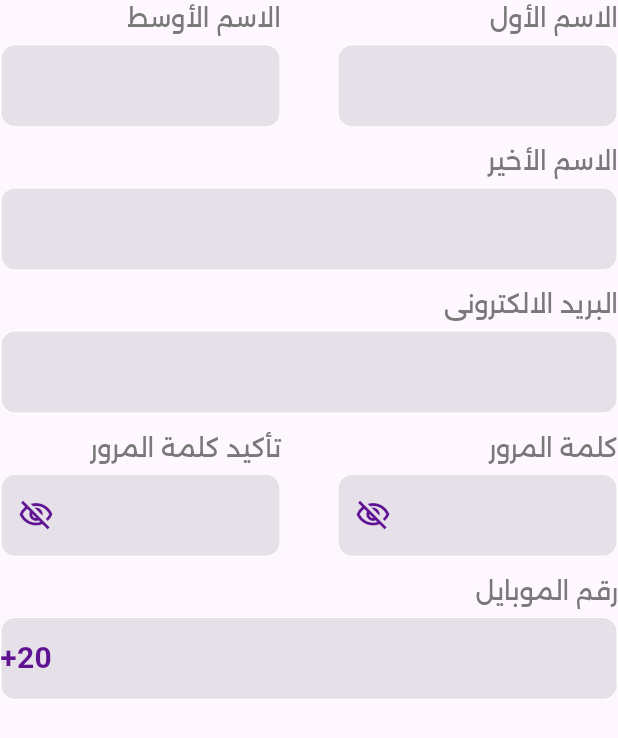
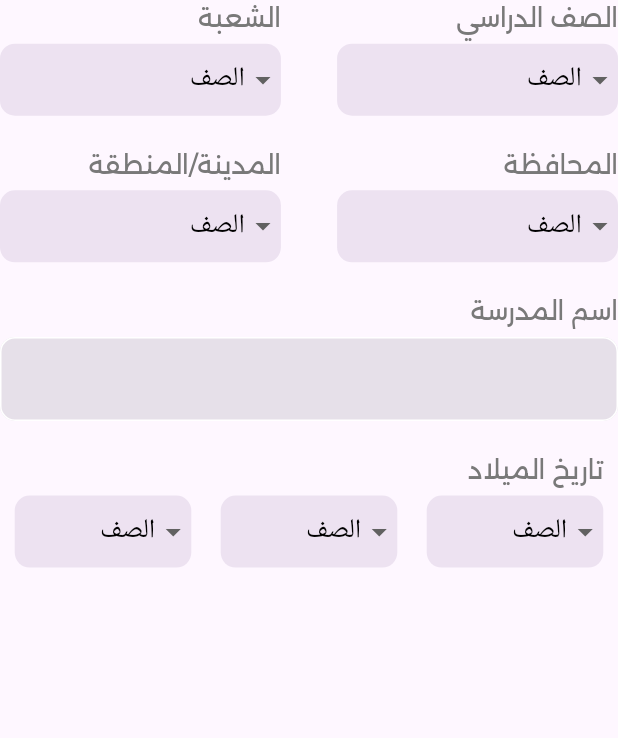
Before and after one commit to Mo-spac/education_app, a Flutter app: the CreateP2 widget shown alone on an empty page, opened directly, on a phone screen of 412 x 824 dp. Shown: the top 738 px of the screen. Run offline on Flutter 3.47's test engine with Material 3 defaults, Android fonts, the phone set to English and light mode, and no system bars; our stand-ins replace bloc, flutter_bloc.

Commit message:
create Drop Down Auth & refactore step2 in Create Account Page

```diff
--- a/lib/presenttion/screens/auth/create_account_page.dart
+++ b/lib/presenttion/screens/auth/create_account_page.dart
@@ -10,7 +10,7 @@ import 'package:flutter/material.dart';
 class CreateAccountPage extends StatelessWidget {
   CreateAccountPage({super.key});
 
-  List<Widget> createAccounttextFielde = [
+  List<Widget> createAccountTextFielde = [
     CreateP1(),
     CreateP2(),
     CreateP3(),
@@ -40,7 +40,7 @@ class CreateAccountPage extends StatelessWidget {
                 ),
               ),
               SizedBox(
-                height: MediaQuery.of(context).size.height / 80,
+                height: MediaQuery.of(context).size.height / 40,
               ),
               Text(
                 "انشاء حسابي الخاص",
@@ -51,7 +51,7 @@ class CreateAccountPage extends StatelessWidget {
                 ),
               ),
               SizedBox(
-                height: MediaQuery.of(context).size.height / 80,
+                height: MediaQuery.of(context).size.height / 40,
               ),
               Expanded(
                 child: PageView.builder(
@@ -59,7 +59,7 @@ class CreateAccountPage extends StatelessWidget {
                     child: Column(
                       children: [
                         SizedBox(
-                          height: MediaQuery.of(context).size.height / 80,
+                          height: MediaQuery.of(context).size.height / 40,
                         ),
                         Text(
                           "الخطوة ${index + 1}",
@@ -70,10 +70,9 @@ class CreateAccountPage extends StatelessWidget {
                           ),
                         ),
                         SizedBox(
-                          height: MediaQuery.of(context).size.height / 80,
+                          height: MediaQuery.of(context).size.height / 40,
                         ),
-                        ///////////////////////////
-                        createAccounttextFielde[index],
+                        createAccountTextFielde[index],
                         SizedBox(
                           height: MediaQuery.of(context).size.height / 40,
                         ),
--- a/lib/presenttion/widgets/auth/create_account/create_p1.dart
+++ b/lib/presenttion/widgets/auth/create_account/create_p1.dart
@@ -1,4 +1,3 @@
-import 'package:education_app/presenttion/widgets/auth/create_text_fields_page_auth.dart';
 import 'package:education_app/presenttion/widgets/auth/text_form_field_auth.dart';
 import 'package:flutter/material.dart';
 
@@ -28,7 +27,7 @@ class CreateP1 extends StatelessWidget {
           ],
         ),
         SizedBox(
-          height: MediaQuery.of(context).size.height / 80,
+          height: MediaQuery.of(context).size.height / 40,
         ),
         TextFormFieldAuth(
           title: "الاسم الأخير",
@@ -37,7 +36,7 @@ class CreateP1 extends StatelessWidget {
           size: MediaQuery.of(context).size.width,
         ),
         SizedBox(
-          height: MediaQuery.of(context).size.height / 80,
+          height: MediaQuery.of(context).size.height / 40,
         ),
         TextFormFieldAuth(
           title: "البريد الالكترونى",
@@ -46,7 +45,7 @@ class CreateP1 extends StatelessWidget {
           size: MediaQuery.of(context).size.width,
         ),
         SizedBox(
-          height: MediaQuery.of(context).size.height / 80,
+          height: MediaQuery.of(context).size.height / 40,
         ),
         Row(
           mainAxisAlignment: MainAxisAlignment.spaceBetween,
@@ -67,7 +66,7 @@ class CreateP1 extends StatelessWidget {
           ],
         ),
         SizedBox(
-          height: MediaQuery.of(context).size.height / 80,
+          height: MediaQuery.of(context).size.height / 40,
         ),
         TextFormFieldAuth(
           title: "رقم الموبايل",
--- a/lib/presenttion/widgets/auth/create_account/create_p2.dart
+++ b/lib/presenttion/widgets/auth/create_account/create_p2.dart
@@ -1,4 +1,4 @@
-import 'package:education_app/presenttion/widgets/auth/create_text_fields_page_auth.dart';
+import 'package:education_app/presenttion/widgets/auth/create_account/drop_down_auth.dart';
 import 'package:education_app/presenttion/widgets/auth/text_form_field_auth.dart';
 import 'package:flutter/material.dart';
 
@@ -10,71 +10,66 @@ class CreateP2 extends StatelessWidget {
     return Column(
       children: [
         Row(
+          textDirection: TextDirection.rtl,
           mainAxisAlignment: MainAxisAlignment.spaceBetween,
-          textDirection: TextDirection.rtl,
           children: [
-            TextFormFieldAuth(
-              title: "الاسم الأول",
-              type: "First Name",
-              isLast: false,
+            DropDownAuth(
+              title: "الصف الدراسي",
               size: MediaQuery.of(context).size.width / 2.2,
             ),
-            TextFormFieldAuth(
-              title: "الاسم الأوسط",
-              type: "Second Name",
-              isLast: false,
+            DropDownAuth(
+              title: "الشعبة",
               size: MediaQuery.of(context).size.width / 2.2,
             ),
           ],
         ),
         SizedBox(
-          height: MediaQuery.of(context).size.height / 80,
-        ),
-        TextFormFieldAuth(
-          title: "الاسم الأخير",
-          type: "Last Name",
-          isLast: false,
-          size: MediaQuery.of(context).size.width,
-        ),
-        SizedBox(
-          height: MediaQuery.of(context).size.height / 80,
-        ),
-        TextFormFieldAuth(
-          title: "البريد الالكترونى",
-          type: "email",
-          isLast: false,
-          size: MediaQuery.of(context).size.width,
-        ),
-        SizedBox(
-          height: MediaQuery.of(context).size.height / 80,
+          height: MediaQuery.of(context).size.height / 40,
         ),
         Row(
+          textDirection: TextDirection.rtl,
           mainAxisAlignment: MainAxisAlignment.spaceBetween,
-          textDirection: TextDirection.rtl,
           children: [
-            TextFormFieldAuth(
-              title: "كلمة المرور",
-              type: "pass",
-              isLast: false,
+            DropDownAuth(
+              title: "المحافظة",
               size: MediaQuery.of(context).size.width / 2.2,
             ),
-            TextFormFieldAuth(
-              title: "تأكيد كلمة المرور",
-              type: "pass",
-              isLast: false,
+            DropDownAuth(
+              title: "المدينة/المنطقة",
               size: MediaQuery.of(context).size.width / 2.2,
             ),
           ],
         ),
         SizedBox(
-          height: MediaQuery.of(context).size.height / 80,
+          height: MediaQuery.of(context).size.height / 40,
         ),
         TextFormFieldAuth(
-          title: "رقم الموبايل",
-          type: "phone",
-          isLast: false,
+          title: "اسم المدرسة",
+          type: "school",
+          isLast: true,
           size: MediaQuery.of(context).size.width,
         ),
+        SizedBox(
+          height: MediaQuery.of(context).size.height / 40,
+        ),
+        Row(
+          textDirection: TextDirection.rtl,
+          mainAxisAlignment: MainAxisAlignment.spaceAround,
+          children: [
+            DropDownAuth(
+              title: "تاريخ الميلاد",
+              size: MediaQuery.of(context).size.width / 3.5,
+            ),
+            DropDownAuth(
+              title: "",
+              size: MediaQuery.of(context).size.width / 3.5,
+            ),
+            DropDownAuth(
+              title: "",
+              size: MediaQuery.of(context).size.width / 3.5,
+            ),
+          ],
+        )
       ],
     );
   }
--- a/lib/presenttion/widgets/auth/create_account/create_p3.dart
+++ b/lib/presenttion/widgets/auth/create_account/create_p3.dart
@@ -1,4 +1,3 @@
-import 'package:education_app/presenttion/widgets/auth/create_text_fields_page_auth.dart';
 import 'package:education_app/presenttion/widgets/auth/text_form_field_auth.dart';
 import 'package:flutter/material.dart';
 
--- a/lib/presenttion/widgets/auth/create_account/create_p4.dart
+++ b/lib/presenttion/widgets/auth/create_account/create_p4.dart
@@ -1,4 +1,3 @@
-import 'package:education_app/presenttion/widgets/auth/create_text_fields_page_auth.dart';
 import 'package:education_app/presenttion/widgets/auth/text_form_field_auth.dart';
 import 'package:flutter/material.dart';
 
--- /dev/null
+++ b/lib/presenttion/widgets/auth/create_account/drop_down_auth.dart
@@ -0,0 +1,64 @@
+import 'package:education_app/constens/my_colors.dart';
+import 'package:flutter/material.dart';
+
+class DropDownAuth extends StatelessWidget {
+  const DropDownAuth({
+    super.key,
+    required this.title,
+    required this.size,
+  });
+  final String title;
+
+  final double size;
+
+  @override
+  Widget build(BuildContext context) {
+    return SizedBox(
+      width: size,
+      child: Column(
+        children: [
+          Row(
+            mainAxisAlignment: MainAxisAlignment.end,
+            children: [
+              Text(
+                title,
+                style: TextStyle(
+                  fontFamily: "subtitle2",
+                  fontSize: 17,
+                  color: MyColors.myDeepGrey,
+                ),
+              ),
+            ],
+          ),
+          SizedBox(
+            height: MediaQuery.of(context).size.height / 160,
+          ),
+          Container(
+            width: size,
+            decoration: BoxDecoration(
+              color: MyColors.myGrey,
+              borderRadius: BorderRadius.circular(10),
+            ),
+            child: DropdownButton(
+              isExpanded: true,
+              underline: Container(),
+              dropdownColor: Colors.white,
+              // alignment: Alignment.centerRight,
+              style: TextStyle(
+                fontSize: 18,
+                color: Colors.black,
+              ),
+              items: [
+                DropdownMenuItem(
+                  child: Align(
+                      alignment: Alignment.centerRight, child: Text("الصف")),
+                ),
+              ],
+              onChanged: (value) {},
+            ),
+          )
+        ],
+      ),
+    );
+  }
+}
--- a/lib/presenttion/widgets/auth/text_form_field_auth.dart
+++ b/lib/presenttion/widgets/auth/text_form_field_auth.dart
@@ -2,8 +2,8 @@ import 'package:education_app/constens/my_colors.dart';
 import 'package:flutter/material.dart';
 
 class TextFormFieldAuth extends StatelessWidget {
-  const TextFormFieldAuth(
-      {super.key,
+  const TextFormFieldAuth({
+    super.key,
     required this.title,
     required this.type,
     // required this.isPassword,
@@ -11,7 +11,8 @@ class TextFormFieldAuth extends StatelessWidget {
     this.onTap,
     this.flag,
     required this.isLast,
-      required this.size});
+    required this.size,
+  });
   final String title;
   // final bool isPassword;
   final String type;
```
Lines whose indentation alone changed are shown as unchanged.
